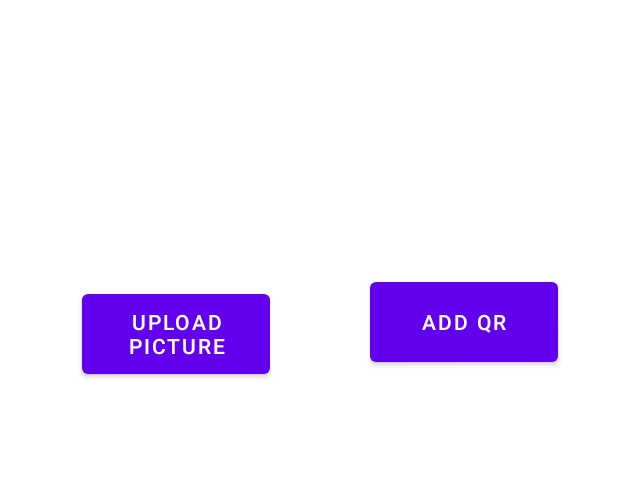
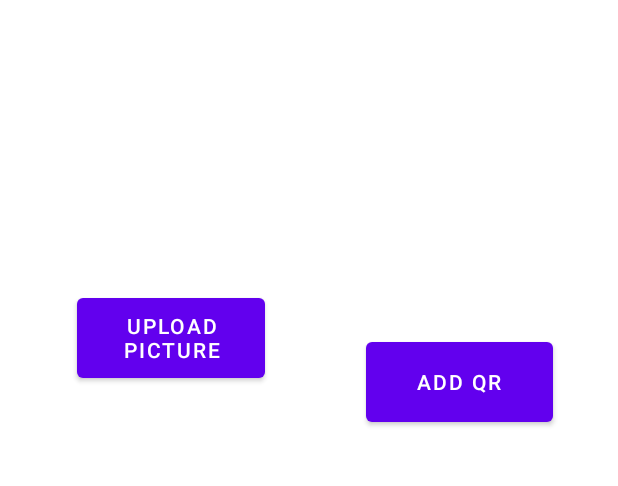
Before and after one commit to CMPUT301W22T05/QRHunter, an Android app: the layout add_qr_code_layout.xml on its own in the app's theme, with its tools: preview values and no code run, on a phone screen of 412 x 824 dp, the part 483-969 px from its top. Run offline under Robolectric (Android 15) with nearby library versions, the light colour scheme and no system bars.

Commit message:
format correction

```diff
--- a/version 1/app/src/main/res/layout/add_qr_code_layout.xml
+++ b/version 1/app/src/main/res/layout/add_qr_code_layout.xml
@@ -32,23 +32,27 @@
 
     <Button
         android:id="@+id/upload_picture_button"
-        android:layout_width="125dp"
+        android:layout_width="0dp"
         android:layout_height="65dp"
+        android:layout_marginStart="51dp"
+        android:layout_marginEnd="67dp"
         android:text="Upload Picture"
         app:layout_constraintBottom_toBottomOf="parent"
         app:layout_constraintEnd_toStartOf="@+id/add_qr_button"
-        app:layout_constraintHorizontal_bias="0.451"
+        app:layout_constraintHorizontal_bias="0.429"
         app:layout_constraintStart_toStartOf="parent"
         app:layout_constraintTop_toTopOf="parent"
-        app:layout_constraintVertical_bias="0.675" />
+        app:layout_constraintVertical_bias="0.678" />
 
     <Button
         android:id="@+id/add_qr_button"
-        android:layout_width="125dp"
+        android:layout_width="0dp"
         android:layout_height="65dp"
-        android:layout_marginEnd="40dp"
+        android:layout_marginTop="80dp"
+        android:layout_marginEnd="43dp"
         android:text="Add QR"
-        app:layout_constraintBaseline_toBaselineOf="@+id/upload_picture_button"
-        app:layout_constraintEnd_toEndOf="parent" />
+        app:layout_constraintEnd_toEndOf="parent"
+        app:layout_constraintStart_toEndOf="@+id/upload_picture_button"
+        app:layout_constraintTop_toBottomOf="@+id/score_textView" />
 
 </androidx.constraintlayout.widget.ConstraintLayout>
```
Also changed, not shown: 1 other file.
